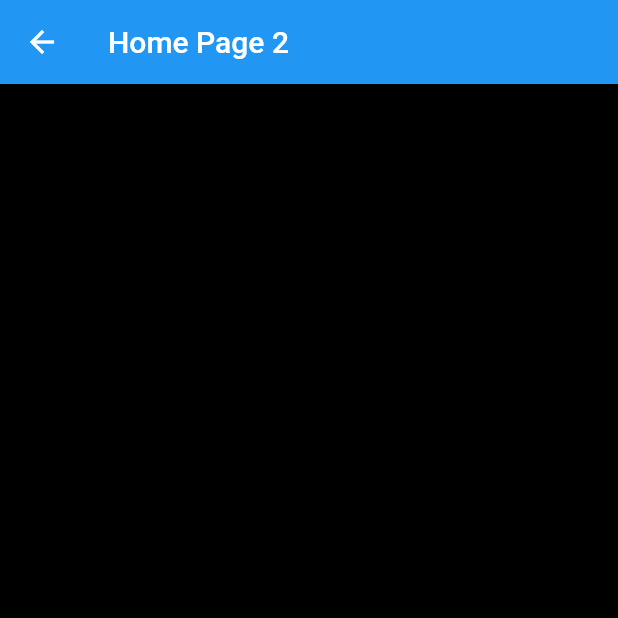
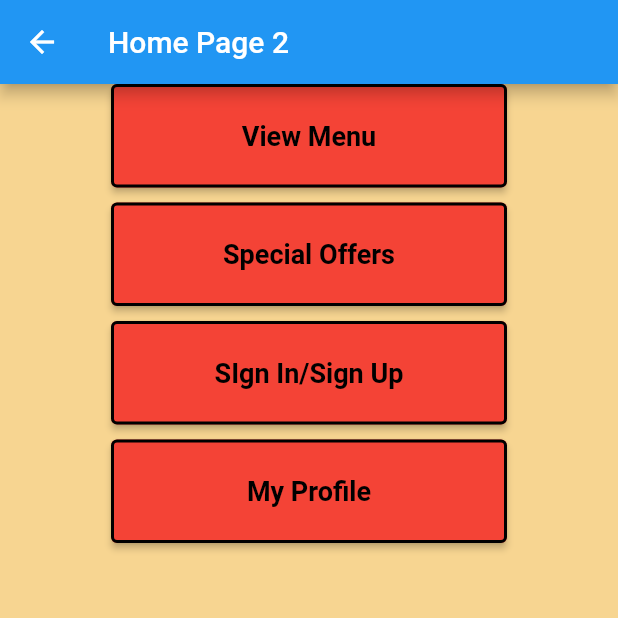
Before and after one commit to Khoury-e/Burger-Blast, a Flutter app: the HomePage2 screen opened by its route, on a phone screen of 412 x 824 dp, the top half of it. Run offline on Flutter 3.47's test engine with Material 2 defaults, Android fonts, the phone set to English and light mode, and no system bars.

Commit message:
Updated the home page 2

```diff
--- a/lib/home_page2.dart
+++ b/lib/home_page2.dart
@@ -8,8 +8,108 @@ class HomePage2 extends StatelessWidget {
   Widget build(BuildContext context) {
     return Scaffold(
       appBar: AppBar(title: Text(title)),
-      body: Container(
-        color: Colors.black,
+      backgroundColor: const Color.fromARGB(255, 247, 213, 145),
+      body: Center(
+        child: Column(
+          children: <Widget>[
+            // add image here
+            ElevatedButton(
+              onPressed: () {
+                Navigator.pushNamed(context, '/view_menu');
+              },
+              style: ElevatedButton.styleFrom(
+                backgroundColor: Colors.red,
+                foregroundColor: Colors.black,
+                padding: EdgeInsets.symmetric(vertical: 8.0, horizontal: 16.0),
+                side: BorderSide(color: Colors.black, width: 2),
+              ),
+              child: Container(
+                width: 200,
+                margin: const EdgeInsets.all(16.0),
+                alignment: Alignment.center,
+                child: const Text(
+                  "View Menu",
+                  style: TextStyle(
+                    fontSize: 18.0,
+                    fontWeight: FontWeight.bold,
+                  ),
+                ),
+              ),
+            ),
+            SizedBox(height: 10.0),
+            ElevatedButton(
+              onPressed: () {
+                Navigator.pushNamed(context, '/view_menu');
+              },
+              style: ElevatedButton.styleFrom(
+                backgroundColor: Colors.red,
+                foregroundColor: Colors.black,
+                padding: EdgeInsets.symmetric(vertical: 8.0, horizontal: 16.0),
+                side: BorderSide(color: Colors.black, width: 2),
+              ),
+              child: Container(
+                width: 200,
+                margin: const EdgeInsets.all(16.0),
+                alignment: Alignment.center,
+                child: const Text(
+                  "Special Offers",
+                  style: TextStyle(
+                    fontSize: 18.0,
+                    fontWeight: FontWeight.bold,
+                  ),
+                ),
+              ),
+            ),
+            SizedBox(height: 10.0),
+            ElevatedButton(
+              onPressed: () {
+                Navigator.pushNamed(context, '/view_menu');
+              },
+              style: ElevatedButton.styleFrom(
+                backgroundColor: Colors.red,
+                foregroundColor: Colors.black,
+                padding: EdgeInsets.symmetric(vertical: 8.0, horizontal: 16.0),
+                side: BorderSide(color: Colors.black, width: 2),
+              ),
+              child: Container(
+                width: 200,
+                margin: const EdgeInsets.all(16.0),
+                alignment: Alignment.center,
+                child: const Text(
+                  "SIgn In/Sign Up",
+                  style: TextStyle(
+                    fontSize: 18.0,
+                    fontWeight: FontWeight.bold,
+                  ),
+                ),
+              ),
+            ),
+            SizedBox(height: 10.0),
+            ElevatedButton(
+              onPressed: () {
+                Navigator.pushNamed(context, '/view_menu');
+              },
+              style: ElevatedButton.styleFrom(
+                backgroundColor: Colors.red,
+                foregroundColor: Colors.black,
+                padding: EdgeInsets.symmetric(vertical: 8.0, horizontal: 16.0),
+                side: BorderSide(color: Colors.black, width: 2),
+              ),
+              child: Container(
+                width: 200,
+                margin: const EdgeInsets.all(16.0),
+                alignment: Alignment.center,
+                child: const Text(
+                  "My Profile",
+                  style: TextStyle(
+                    fontSize: 18.0,
+                    fontWeight: FontWeight.bold,
+                  ),
+                ),
+              ),
+            ),
+          ],
+        ),
       ),
     );
   }
```
